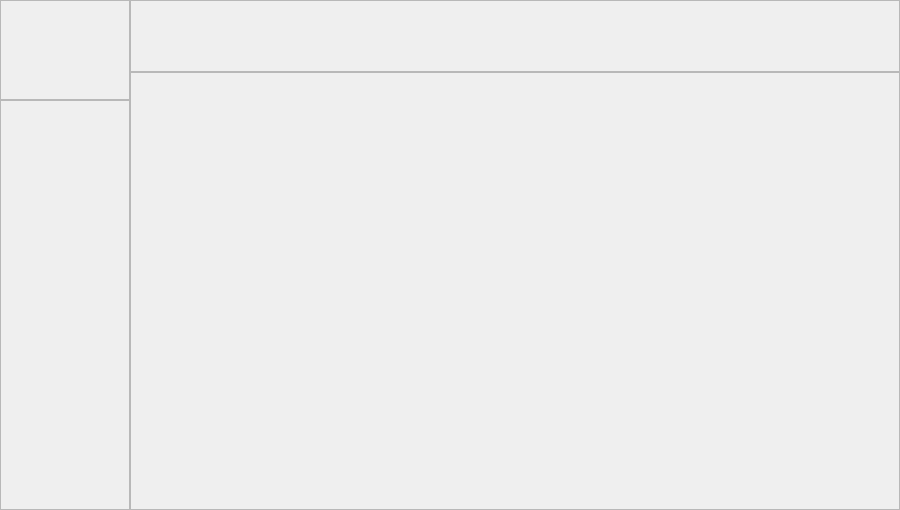
Before: the Qt Designer form LNKWallet/contact/ContactWidget.ui in HcashOrg/hx-indicator, drawn with Qt 5.
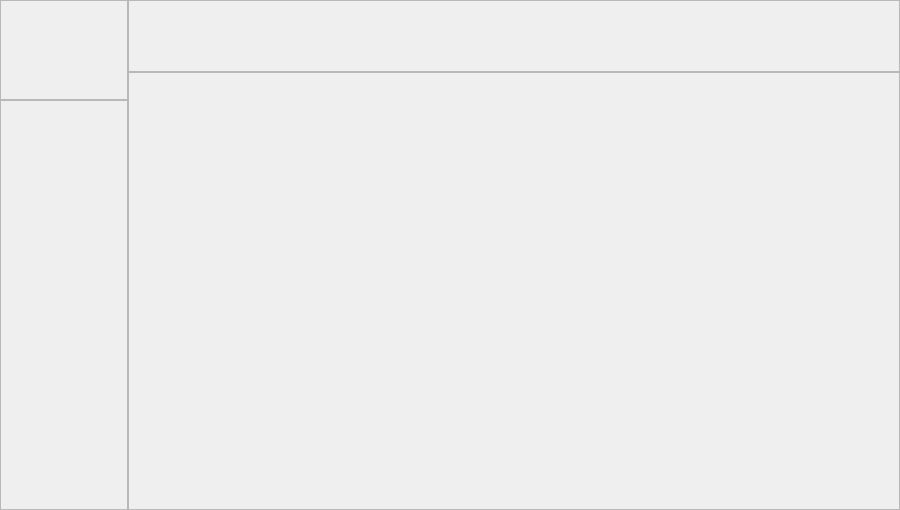
After: the same form once the commit is applied.

The edit to the form file:
```diff
--- a/LNKWallet/contact/ContactWidget.ui
+++ b/LNKWallet/contact/ContactWidget.ui
@@ -38,13 +38,13 @@
       <widget class="QScrollArea" name="scrollArea_leftTop">
        <property name="minimumSize">
         <size>
-         <width>130</width>
+         <width>128</width>
          <height>100</height>
         </size>
        </property>
        <property name="maximumSize">
         <size>
-         <width>120</width>
+         <width>128</width>
          <height>100</height>
         </size>
        </property>
@@ -56,7 +56,7 @@
          <rect>
           <x>0</x>
           <y>0</y>
-          <width>128</width>
+          <width>126</width>
           <height>98</height>
          </rect>
         </property>
@@ -67,13 +67,13 @@
       <widget class="QScrollArea" name="scrollArea_leftBottom">
        <property name="minimumSize">
         <size>
-         <width>130</width>
+         <width>128</width>
          <height>0</height>
         </size>
        </property>
        <property name="maximumSize">
         <size>
-         <width>120</width>
+         <width>128</width>
          <height>16777215</height>
         </size>
        </property>
@@ -85,7 +85,7 @@
          <rect>
           <x>0</x>
           <y>0</y>
-          <width>128</width>
+          <width>126</width>
           <height>406</height>
          </rect>
         </property>
@@ -121,7 +121,7 @@
          <rect>
           <x>0</x>
           <y>0</y>
-          <width>764</width>
+          <width>766</width>
           <height>70</height>
          </rect>
         </property>
@@ -138,7 +138,7 @@
          <rect>
           <x>0</x>
           <y>0</y>
-          <width>764</width>
+          <width>766</width>
           <height>434</height>
          </rect>
         </property>
```
